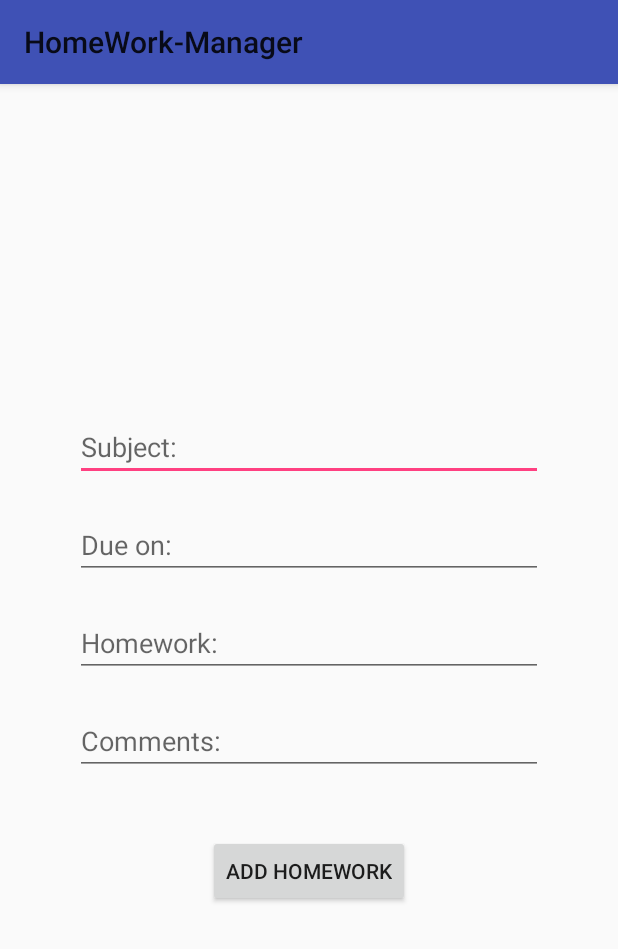
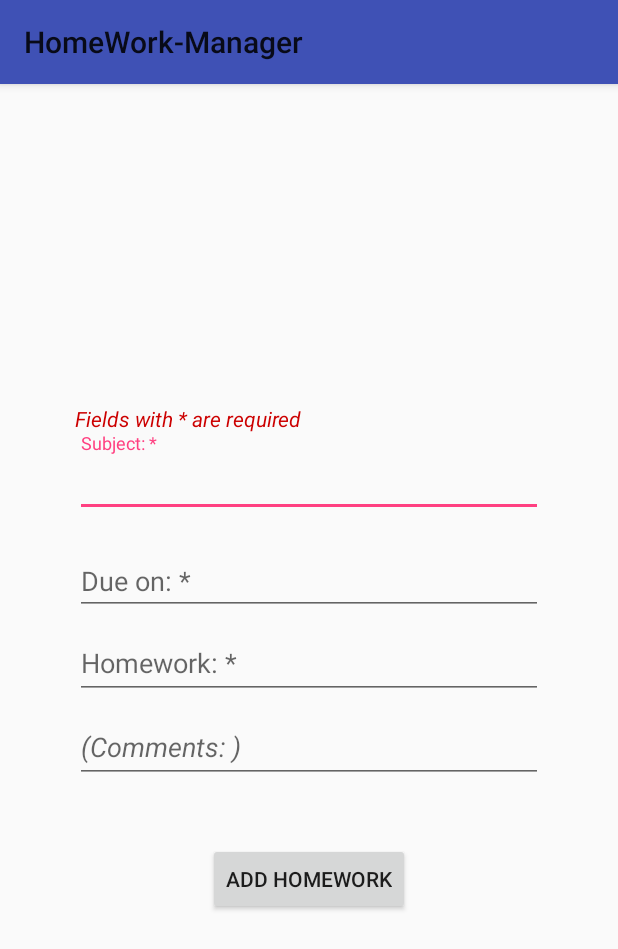
Before and after one commit to flxwu/homeworkManager-android, an Android app: the AddHomeworkActivity screen opened directly, with no data from a screen before it, on a phone screen of 412 x 824 dp. Shown: the top 949 px of the screen. Run offline under Robolectric (Android 15) with nearby library versions, the phone set to English and light mode, and no system bars; our stand-ins replace ButterKnife; libraries missing offline, so code that uses them is left out: com.google.api.client, com.google.api.services, pub.devrel.easypermissions; 1 statement that could not run was skipped.

Commit message:
Added field-"required"-property-> put input fields into TextInputLayout-> hint moves above textview

```diff
--- a/app/src/main/res/layout/activity_add_homework.xml
+++ b/app/src/main/res/layout/activity_add_homework.xml
@@ -1,21 +1,36 @@
 <?xml version="1.0" encoding="utf-8"?>
 <LinearLayout xmlns:android="http://schemas.android.com/apk/res/android"
+    xmlns:tools="http://schemas.android.com/tools"
     android:layout_width="match_parent"
     android:layout_height="match_parent"
-    xmlns:tools="http://schemas.android.com/tools"
     android:gravity="center_vertical|center_horizontal"
     android:orientation="vertical"
     android:paddingLeft="50dp"
     android:paddingRight="50dp"
     tools:context=".mvp.view.activity.AddHomeworkActivity">
 
+    <TextView
+        android:id="@+id/textView"
+        android:layout_width="match_parent"
+        android:layout_height="wrap_content"
+        android:text="@string/required_TextView"
+        android:textColor="@android:color/holo_red_dark"
+        android:textStyle="italic" />
+
+    <android.support.design.widget.TextInputLayout
+        android:layout_width="match_parent"
+        android:layout_height="wrap_content">
+
         <AutoCompleteTextView
             android:id="@+id/addHomeworkSubjectAutoCompleteText"
             android:layout_width="match_parent"
             android:layout_height="wrap_content"
             android:ems="10"
-        android:hint="@string/defaultSubject"
+            android:hint="@string/defaultSubject_AddActivity"
             android:inputType="text" />
+
+    </android.support.design.widget.TextInputLayout>
+
 
     <EditText
         android:id="@+id/addHomeworkDueDateEditText"
@@ -23,9 +38,13 @@
         android:layout_height="wrap_content"
         android:layout_marginTop="20dp"
         android:ems="10"
-        android:inputType="date"
         android:focusable="false"
-        android:hint="@string/defaultDueDate"/>
+        android:hint="@string/defaultDueDate_AddActivity"
+        android:inputType="date" />
+
+    <android.support.design.widget.TextInputLayout
+        android:layout_width="match_parent"
+        android:layout_height="wrap_content">
 
         <EditText
             android:id="@+id/addHomeworkEditText"
@@ -33,8 +52,14 @@
             android:layout_height="wrap_content"
             android:layout_marginTop="20dp"
             android:ems="10"
-        android:hint="@string/defaultHomework"
+            android:hint="@string/defaultHomework_AddActivity"
             android:inputType="text" />
+    </android.support.design.widget.TextInputLayout>
+
+
+    <android.support.design.widget.TextInputLayout
+        android:layout_width="match_parent"
+        android:layout_height="wrap_content">
 
         <EditText
             android:id="@+id/addHomeworkCommentEditText"
@@ -42,8 +67,10 @@
             android:layout_height="wrap_content"
             android:layout_marginTop="20dp"
             android:ems="10"
-        android:hint="@string/defaultComment"
-        android:inputType="textMultiLine" />
+            android:hint="@string/defaultComment_AddActivity"
+            android:inputType="textMultiLine"
+            android:textStyle="italic" />
+    </android.support.design.widget.TextInputLayout>
 
     <Button
         android:id="@+id/addHomeworkSubmitButton"
--- a/app/src/main/res/values/strings.xml
+++ b/app/src/main/res/values/strings.xml
@@ -10,5 +10,10 @@
     <string name="defaultEntryDate">Given on:</string>
     <string name="defaultDueDate">Due on:</string>
     <string name="defaultHomework">Homework:</string>
+    <string name="defaultSubject_AddActivity">Subject: *</string>
+    <string name="defaultComment_AddActivity">(Comments: )</string>
+    <string name="defaultDueDate_AddActivity">Due on: *</string>
+    <string name="defaultHomework_AddActivity">Homework: *</string>
     <string name="add_homework">Add homework</string>
+    <string name="required_TextView">Fields with * are required</string>
 </resources>
```
Lines whose indentation alone changed are shown as unchanged.
